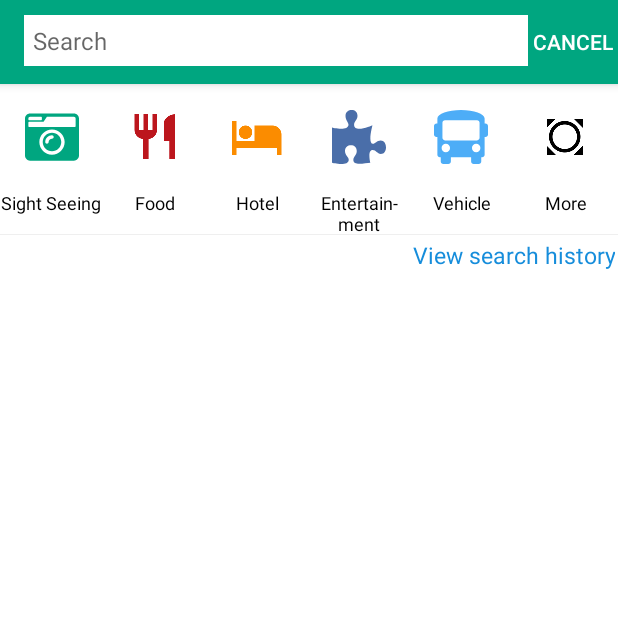
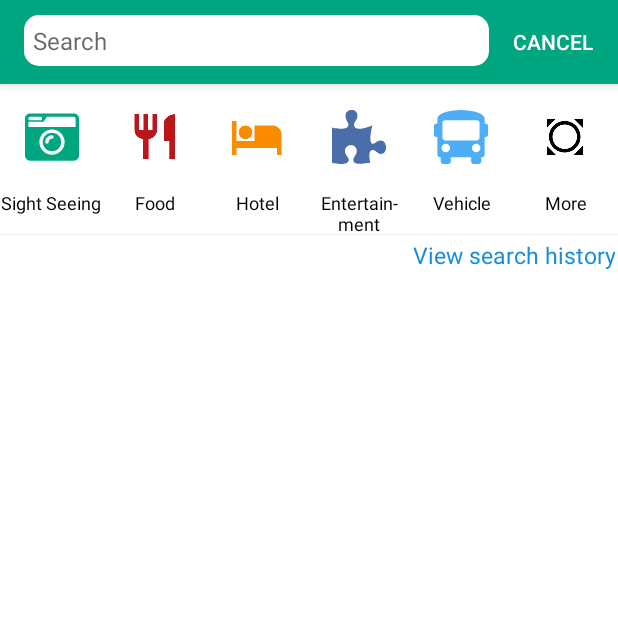
Before and after one commit to zzacnguyen/vnt_mobile, an Android app: the ActivityAdvancedSearch screen opened directly, with no data from a screen before it, on a phone screen of 412 x 824 dp, the top half of it. Run offline under Robolectric (Android 15) with nearby library versions, the phone set to English and light mode, and no system bars.

Commit message:
Sửa giao diện tìm kiếm

```diff
--- /dev/null
+++ b/app/src/main/res/drawable/edittext_rounded_corners.xml
@@ -0,0 +1,7 @@
+<?xml version="1.0" encoding="utf-8"?>
+<shape xmlns:android="http://schemas.android.com/apk/res/android"
+    android:shape="rectangle" android:padding="10dp">
+    <solid android:color="#FFFFFF"/>
+    <corners
+        android:radius="10dp"/>
+</shape>
--- a/app/src/main/res/layout/activity_advancedsearch.xml
+++ b/app/src/main/res/layout/activity_advancedsearch.xml
@@ -23,14 +23,14 @@
                 android:layout_width="match_parent"
                 android:layout_height="wrap_content"
                 android:orientation="horizontal"
-                android:weightSum="6">
+                android:weightSum="13">
 
                 <EditText
                     android:id="@+id/etSearch"
                     android:layout_width="0dp"
                     android:layout_height="wrap_content"
-                    android:layout_weight="6"
-                    android:background="@color/colorWhite"
+                    android:layout_weight="12"
+                    android:background="@drawable/edittext_rounded_corners"
                     android:hint="@string/hint_Search"
                     android:padding="6dp"
                     android:textSize="16sp" />
@@ -40,6 +40,7 @@
                     android:layout_width="60dp"
                     android:layout_height="40dp"
                     android:background="@null"
+                    android:layout_weight="1"
                     android:text="@string/text_Cancel"
                     android:textColor="@color/colorWhite" />
             </LinearLayout>
```
